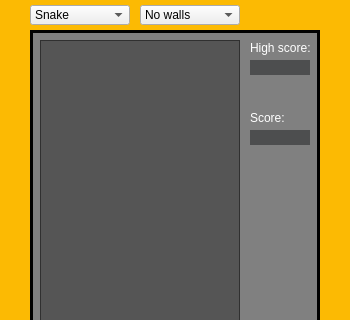
Above: src/gui/desktop/view.ui from burshlatt/CPP_Qt_BrickGame before the change; both pictures show x 0 to 350 and y 0 to 320 of the 350 by 630 pixel window. Below: the same form after it.
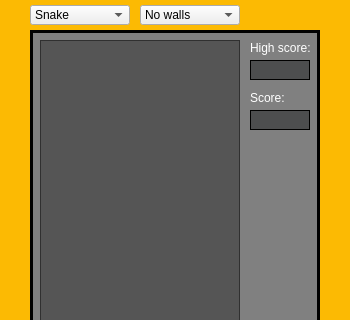
That is the form after the change.

Diff of the .ui file:
```diff
--- a/src/gui/desktop/view.ui
+++ b/src/gui/desktop/view.ui
@@ -60,7 +60,7 @@
      <property name="geometry">
       <rect>
        <x>220</x>
-       <y>80</y>
+       <y>60</y>
        <width>50</width>
        <height>15</height>
       </rect>
@@ -79,15 +79,15 @@
      <property name="geometry">
       <rect>
        <x>220</x>
-       <y>100</y>
+       <y>80</y>
        <width>60</width>
-       <height>15</height>
+       <height>20</height>
       </rect>
      </property>
      <property name="styleSheet">
       <string notr="true">QLabel {
 	color: white;
-	border: 0px;
+	border: 1px solid black;
 	background-color: #4d4e4f;
 }</string>
      </property>
@@ -120,13 +120,13 @@
        <x>220</x>
        <y>30</y>
        <width>60</width>
-       <height>15</height>
+       <height>20</height>
       </rect>
      </property>
      <property name="styleSheet">
       <string notr="true">QLabel {
 	color: white;
-	border: 0px;
+	border: 1px solid black;
 	background-color: #4d4e4f;
 }</string>
      </property>
```
